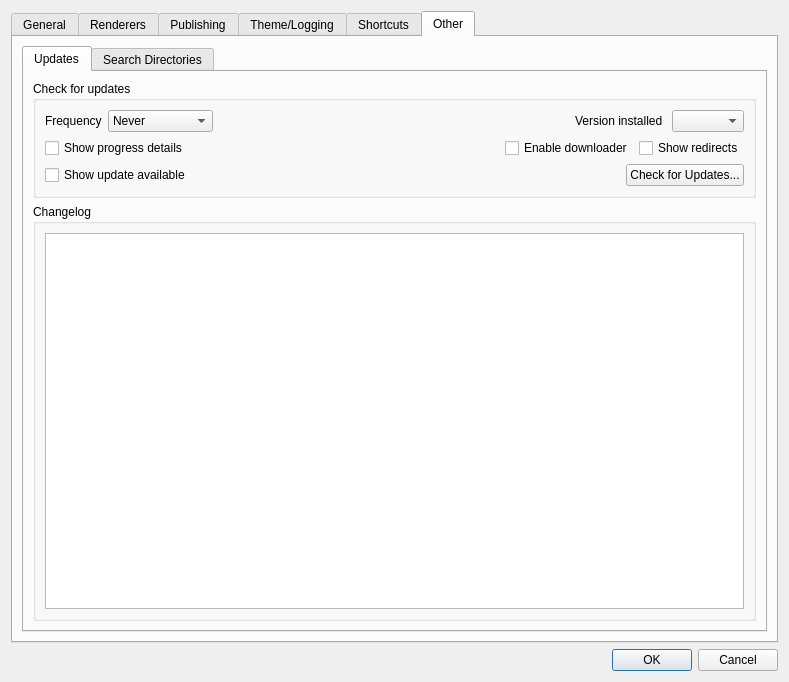
This is mainApp/preferences.ui in trevorsandy/lpub3d-ci as Qt 5 draws it before an edit. The edited form follows.
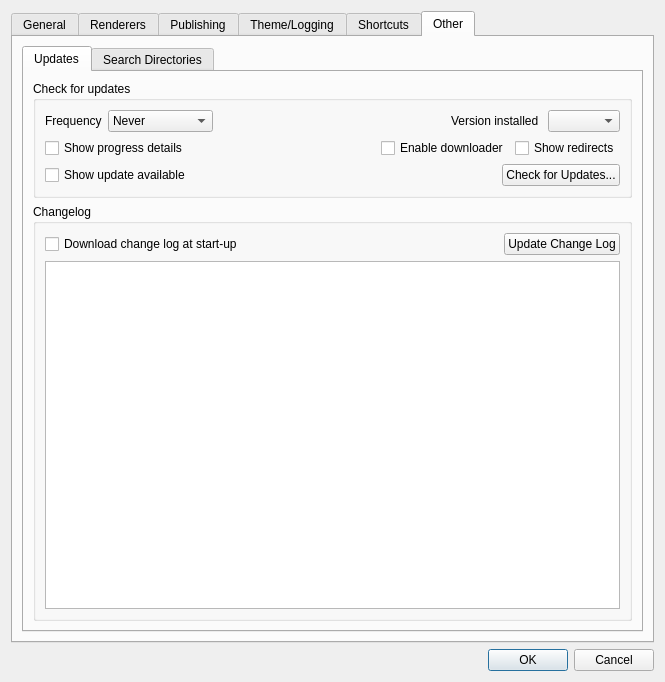
This is the edited form. The open tabs and pages were chosen to show the change.

```diff
--- a/mainApp/preferences.ui
+++ b/mainApp/preferences.ui
@@ -7,7 +7,7 @@
    <rect>
     <x>0</x>
     <y>0</y>
-    <width>789</width>
+    <width>613</width>
     <height>618</height>
    </rect>
   </property>
@@ -3539,8 +3539,18 @@
              <property name="title">
               <string>Changelog</string>
              </property>
-             <layout class="QVBoxLayout" name="verticalLayout_14">
-              <item>
+             <layout class="QGridLayout" name="gridLayout_22">
+              <item row="0" column="2">
+               <widget class="QPushButton" name="updateChangeLogBtn">
+                <property name="toolTip">
+                 <string>Interactively update change log</string>
+                </property>
+                <property name="text">
+                 <string>Update Change Log</string>
+                </property>
+               </widget>
+              </item>
+              <item row="3" column="0" colspan="3">
                <widget class="QTextBrowser" name="changeLog_txbr">
                 <property name="sizePolicy">
                  <sizepolicy hsizetype="Preferred" vsizetype="MinimumExpanding">
@@ -3566,6 +3576,29 @@
                 </property>
                </widget>
               </item>
+              <item row="0" column="0">
+               <widget class="QCheckBox" name="autoUpdateChangeLogBox">
+                <property name="toolTip">
+                 <string>Automatically download change log at application start-up</string>
+                </property>
+                <property name="text">
+                 <string>Download change log at start-up</string>
+                </property>
+               </widget>
+              </item>
+              <item row="0" column="1">
+               <spacer name="horizontalSpacer_27">
+                <property name="orientation">
+                 <enum>Qt::Horizontal</enum>
+                </property>
+                <property name="sizeHint" stdset="0">
+                 <size>
+                  <width>40</width>
+                  <height>20</height>
+                 </size>
+                </property>
+               </spacer>
+              </item>
              </layout>
             </widget>
            </item>
```
Left out of the diff: 12 changed lines with no effect on the pictures.
